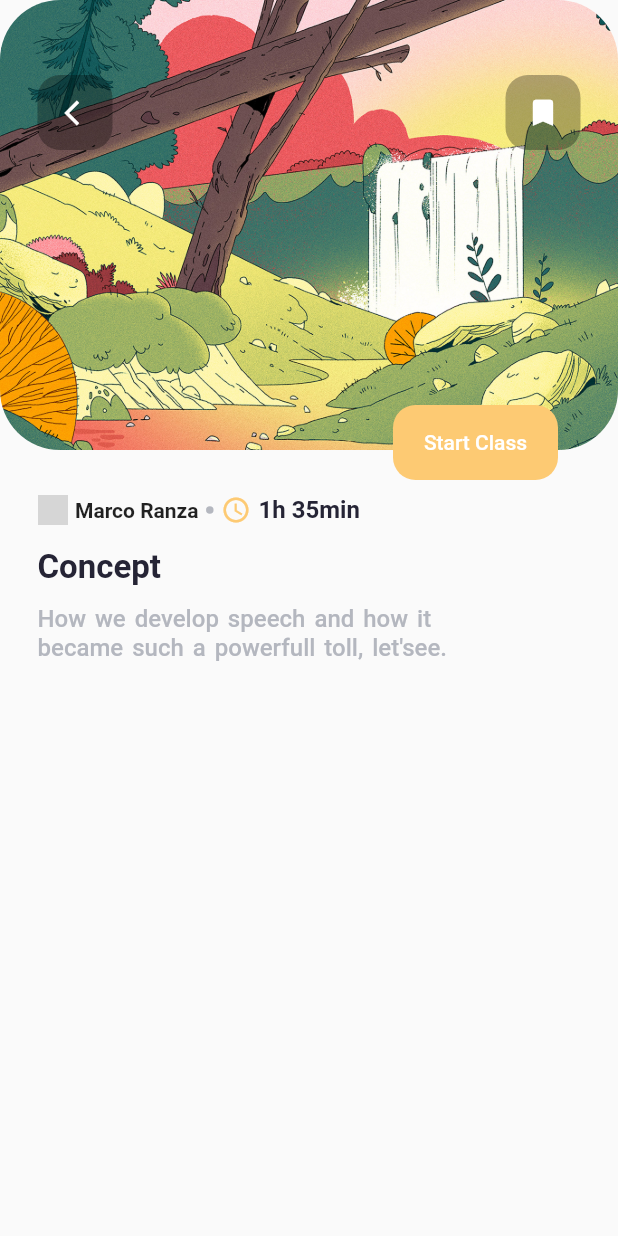
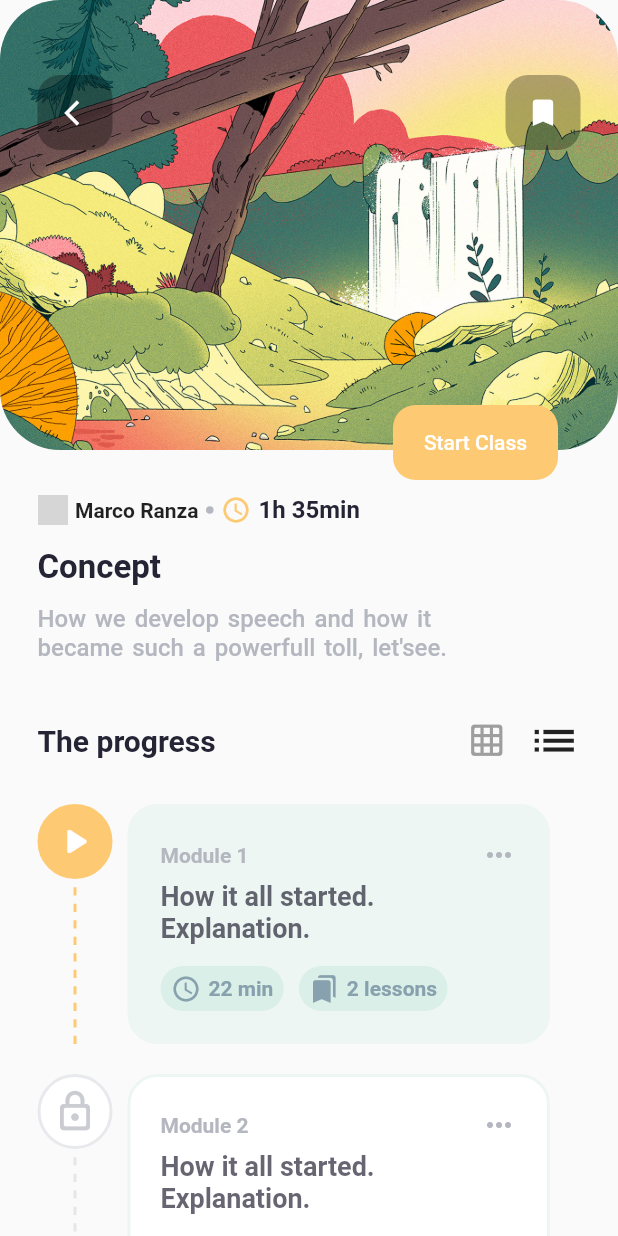
Before and after one commit to td-santos/Flutter_Course_App, a Flutter app: the screen it shows after launch, after a tap on "Start", on a phone screen of 412 x 824 dp. Run offline on Flutter 3.47's test engine with Material 2 defaults, Android fonts, the phone set to English and light mode, and no system bars; our stand-ins replace percent_indicator; network calls fail; grey boxes are pictures that could not be loaded.

Commit message:
detail page finish

```diff
--- /dev/null
+++ b/flutter_course_app/lib/models/module.dart
@@ -0,0 +1,67 @@
+import 'package:flutter/material.dart';
+import 'package:flutter_course_app/constants/colors.dart';
+
+class Module {
+  Color iconBorder;
+  Color iconBg;
+  Color iconColor;
+  IconData icon;
+  String title;
+  String desc;
+  Color moduleBorder;
+  Color moduleBg;
+  Color buttonColor;
+  Color buttonFont;
+  String time;
+  String lesson;
+
+  Module(
+     this.iconBorder,
+     this.iconBg,
+     this.iconColor,
+     this.icon,
+     this.title,
+     this.desc,
+     this.moduleBorder,
+     this.moduleBg,
+     this.buttonColor,
+     this.buttonFont,
+     this.time,
+     this.lesson,
+  );
+
+  static List<Module> generateModules(){
+    return [
+      Module(
+        kAccent,
+        kAccent,
+        Colors.white,
+        Icons.play_arrow_rounded,
+        'Module 1', 'How it all started.\nExplanation.',
+        kPrimaryLight,
+        kPrimaryLight,
+        kPrimary,
+        kPrymaryDark,
+        '22 min',
+        '2 lessons'
+      ),
+
+      Module(
+        kFontLight.withOpacity(0.3),
+        Colors.white,
+        kFontLight.withOpacity(0.7),
+        Icons.lock_outline_rounded,
+        'Module 2', 'How it all started.\nExplanation.',
+        kPrimaryLight,
+        Colors.white,
+        Colors.grey.withOpacity(0.2),
+        Colors.grey,
+        '12 min',
+        '2 lessons'
+      ),
+    ];
+  }
+
+
+
+}
--- /dev/null
+++ b/flutter_course_app/lib/screens/detail/widget/course_module.dart
@@ -0,0 +1,116 @@
+import 'package:flutter/material.dart';
+import 'package:flutter_course_app/constants/colors.dart';
+import 'package:flutter_course_app/models/module.dart';
+
+class CourseModule extends StatelessWidget {
+  final Module module;
+  const CourseModule({Key key, this.module}) : super(key: key);
+
+  @override
+  Widget build(BuildContext context) {
+    return Container(
+      //margin: EdgeInsets.symmetric(vertical: 10),
+      height: 180,
+      child: Row(
+        children: [
+          Flexible(
+            flex: 1,
+            child: Container(
+              margin: EdgeInsets.symmetric(vertical: 10),
+
+              child: Column(
+                children: [
+                  Container(
+                    padding: EdgeInsets.all(8),
+                    decoration: BoxDecoration(
+                        color: module.iconBg,
+                        border: Border.all(color: module.iconBorder, width: 2),
+                        shape: BoxShape.circle),
+                    child: Icon(
+                      module.icon,
+                      color: module.iconColor,
+                      size: 30,
+                    ),
+                  ),
+                  Expanded(
+                    child: Column(
+                      children: List.generate(20,(index) => Expanded(
+                          child: Container(
+                            width: 2,
+                            color: index % 2 == 0
+                                ? Colors.transparent
+                                : module.iconBorder,
+                          ),
+                        ),
+                      ),
+                    ),
+                  ),
+                ],
+              ),
+            ),
+          ),
+          Flexible(
+              flex: 5,
+              child: Container(
+                margin: EdgeInsets.all(10),
+                padding: EdgeInsets.all(20),
+                decoration: BoxDecoration(
+                  border: Border.all(color: module.moduleBorder,width: 2),
+                  color: module.moduleBg,
+                  borderRadius: BorderRadius.circular(20)
+                ),
+                child: Column(
+                  crossAxisAlignment: CrossAxisAlignment.start,
+                  children: [
+                    Row(
+                      mainAxisAlignment: MainAxisAlignment.spaceBetween,
+                      children: [
+                        Text(module.title, style: TextStyle(
+                          color: kFontLight,
+                          fontWeight: FontWeight.bold
+                        ),),
+                        Icon(Icons.more_horiz,color: kFontLight,),
+                      ],
+                    ),
+                    SizedBox(height: 5,),
+                    Text(module.desc,style: TextStyle(
+                      fontSize: 18,
+                      color: kFont.withOpacity(0.7),
+                      fontWeight: FontWeight.bold
+                    ),),
+                    SizedBox(height: 15,),
+                    Row(
+                      children: [
+                        _buildButton(Icons.access_time, module.time),
+                        SizedBox(width: 10,),
+                        _buildButton(Icons.bookmarks, module.lesson),
+                      ],
+                    )
+                  ],
+                ),
+              ))
+        ],
+      ),
+    );
+  }
+
+  _buildButton(IconData icon, String text){
+    return Container(
+      padding: EdgeInsets.symmetric(vertical: 5,horizontal: 7),
+      decoration: BoxDecoration(
+        color: module.buttonColor,
+        borderRadius: BorderRadius.circular(20)
+      ),
+      child: Row(
+        children: [
+          Icon(icon, size: 20, color: module.buttonFont,),
+          SizedBox(width: 5),
+          Text(text, style: TextStyle(
+            color: module.buttonFont,
+            fontWeight: FontWeight.bold
+          ),)
+        ],
+      ),
+    );
+  }
+}
--- a/flutter_course_app/lib/screens/detail/widget/course_progress.dart
+++ b/flutter_course_app/lib/screens/detail/widget/course_progress.dart
@@ -1,12 +1,39 @@
 import 'package:flutter/material.dart';
+import 'package:flutter_course_app/constants/colors.dart';
+import 'package:flutter_course_app/models/module.dart';
+import 'package:flutter_course_app/screens/detail/widget/course_module.dart';
 
 class CourseProgress extends StatelessWidget {
-  const CourseProgress({ Key key }) : super(key: key);
+
+  final moduleList = Module.generateModules();
 
   @override
   Widget build(BuildContext context) {
     return Container(
-
+      padding: EdgeInsets.all(25),
+      child: Column(
+        children: [
+          Row(
+            mainAxisAlignment: MainAxisAlignment.spaceBetween,
+            children: [
+              Text('The progress',style: TextStyle(
+                fontWeight: FontWeight.bold,
+                fontSize: 20,
+                color: kFont
+              ),),
+              Row(
+                children: [
+                  Icon(Icons.grid_on_rounded, size: 25,color: Colors.grey,),
+                  SizedBox(width: 15,),
+                  Icon(Icons.list, size: 35,)
+                ],
+              )
+            ],
+          ),
+          SizedBox(height: 15,),
+          ...moduleList.map((e) => CourseModule(module: e,)).toList()
+        ],
+      ),
     );
   }
 }
```
